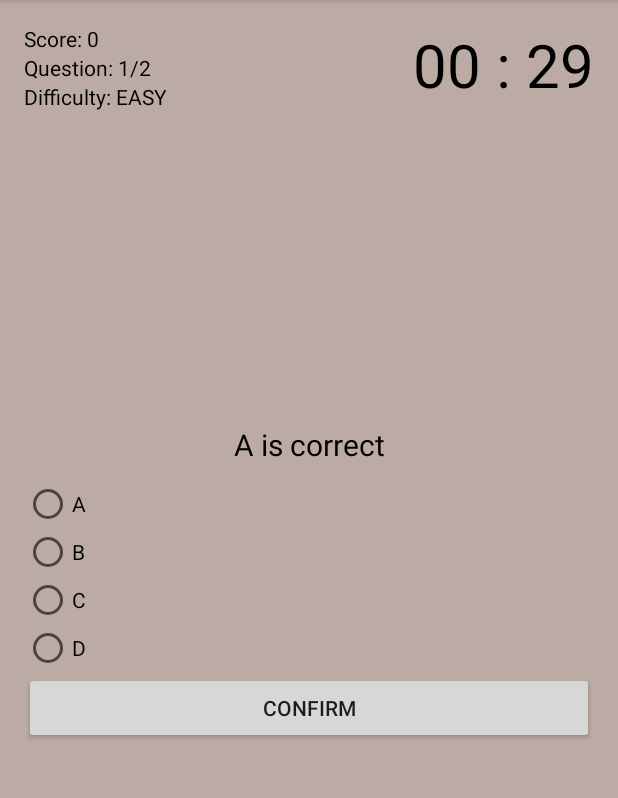
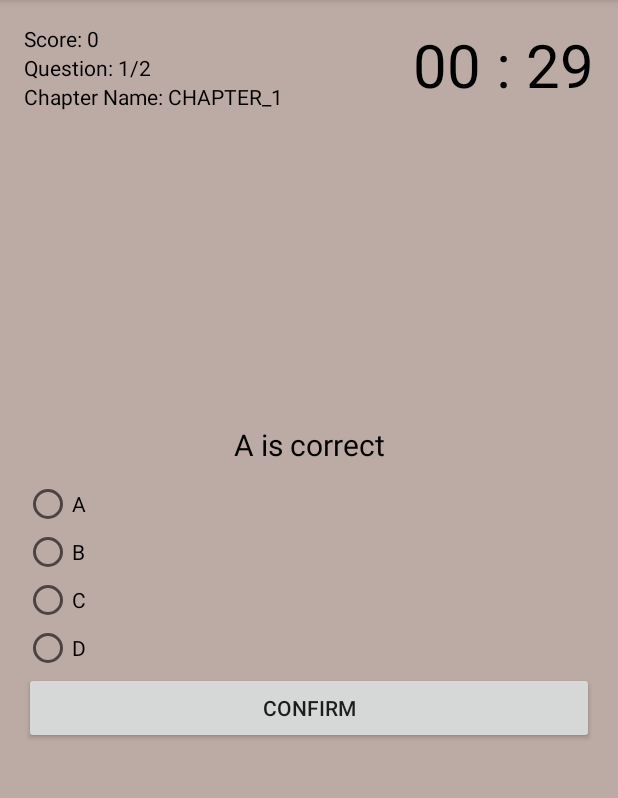
Before and after one commit to tanvirgeek/Quiz-App-Android, an Android app: the MainActivity screen opened directly, with no data from a screen before it, after a tap on "START QUIZ", on a phone screen of 412 x 824 dp, the part 84-882 px from its top. Run offline under Robolectric (Android 15) with nearby library versions, the phone set to English and light mode, and no system bars.

```diff
--- a/app/src/main/java/com/tanvirgeek/quizeexamapp/MainActivity.java
+++ b/app/src/main/java/com/tanvirgeek/quizeexamapp/MainActivity.java
@@ -19,23 +19,23 @@ public class MainActivity extends AppCompatActivity {
     private static final int REQUEST_CODE_QUIZ = 1;
     public static final String SHARED_PREFS = "sharedprefs";
     public static final String KEY_HIGHSCORE = "KEYHIGHSCORE";
-    public static final String EXTRADIFFICULTY = "extraDifficulty";
+    public static final String EXTRACHAPTER = "chapter";
 
     private TextView textViewHighScore;
     private int highScore;
-    private Spinner spinnerDifficulty ;
+    private Spinner spinnerChapter;
     @Override
     protected void onCreate(Bundle savedInstanceState) {
         super.onCreate(savedInstanceState);
         setContentView(R.layout.activity_main);
 
         textViewHighScore = findViewById(R.id.text_view_highscore);
-        spinnerDifficulty = findViewById(R.id.spinner_difficulty);
+        spinnerChapter = findViewById(R.id.spinner_chapter);
 
-        String[] difficultyLevels = Question.getAlldifficultyLevels();
-        ArrayAdapter<String> adapterDifficulty = new ArrayAdapter<String>(this,android.R.layout.simple_spinner_item,difficultyLevels);
-        spinnerDifficulty.setAdapter(adapterDifficulty);
-        adapterDifficulty.setDropDownViewResource(android.R.layout.simple_spinner_dropdown_item);
+        String[] chapters = Question.getAllChapterNames();
+        ArrayAdapter<String> adapterChapters = new ArrayAdapter<String>(this,android.R.layout.simple_spinner_item,chapters);
+        spinnerChapter.setAdapter(adapterChapters);
+        adapterChapters.setDropDownViewResource(android.R.layout.simple_spinner_dropdown_item);
         loadHighScore();
 
         Button buttonStartQuiz = findViewById(R.id.button_start_quiz);
@@ -49,10 +49,10 @@ public class MainActivity extends AppCompatActivity {
     }
 
     private void startQuiz(){
-        String difficulty = spinnerDifficulty.getSelectedItem().toString();
+        String difficulty = spinnerChapter.getSelectedItem().toString();
 
         Intent i = new Intent(MainActivity.this,QuizActivity.class);
-        i.putExtra(EXTRADIFFICULTY, difficulty);
+        i.putExtra(EXTRACHAPTER, difficulty);
         startActivityForResult(i,REQUEST_CODE_QUIZ);
     }
 
--- a/app/src/main/java/com/tanvirgeek/quizeexamapp/Question.java
+++ b/app/src/main/java/com/tanvirgeek/quizeexamapp/Question.java
@@ -5,28 +5,28 @@ import android.os.Parcelable;
 
 public class Question implements Parcelable{
 
-    public static final String DIFFICULTY_EASY = "EASY";
-    public static final String DIFFICULTY_MEDIUM = "MEDIUM";
-    public static final String DIFFICULTY_HARD = "HARD";
+    public static final String CHAPTER_1 = "CHAPTER_1";
+    public static final String CHAPTER_2 = "CHAPTER_2";
+    public static final String CHAPTER_3 = "CHAPTER_3";
     private String question;
     private String option1;
     private String option2;
     private String option3;
     private String option4;
     private int answerNo;
-    private String difficulty;
+    private String chapterName;
 
     public Question(){}
 
     public Question(String question, String option1, String option2, String option3,
-                    String option4, int answerNo, String difficulty) {
+                    String option4, int answerNo, String chapterName) {
         this.question = question;
         this.option1 = option1;
         this.option2 = option2;
         this.option3 = option3;
         this.option4 = option4;
         this.answerNo = answerNo;
-        this.difficulty = difficulty;
+        this.chapterName = chapterName;
     }
 
     protected Question(Parcel in) {
@@ -36,7 +36,7 @@ public class Question implements Parcelable{
         option3 = in.readString();
         option4 = in.readString();
         answerNo = in.readInt();
-        difficulty = in.readString();
+        chapterName = in.readString();
     }
 
     @Override
@@ -47,7 +47,7 @@ public class Question implements Parcelable{
         dest.writeString(option3);
         dest.writeString(option4);
         dest.writeInt(answerNo);
-        dest.writeString(difficulty);
+        dest.writeString(chapterName);
     }
 
     @Override
@@ -115,19 +115,19 @@ public class Question implements Parcelable{
         this.answerNo = answerNo;
     }
 
-    public String getDifficulty() {
-        return difficulty;
+    public String getChapterName() {
+        return chapterName;
     }
 
-    public void setDifficulty(String difficulty) {
-        this.difficulty = difficulty;
+    public void setChapterName(String difficulty) {
+        this.chapterName = difficulty;
     }
 
-    public static String[] getAlldifficultyLevels(){
+    public static String[] getAllChapterNames(){
         return new String[]{
-                DIFFICULTY_EASY,
-                DIFFICULTY_MEDIUM,
-                DIFFICULTY_HARD
+                CHAPTER_1,
+                CHAPTER_2,
+                CHAPTER_3
         };
     }
 }
--- a/app/src/main/java/com/tanvirgeek/quizeexamapp/QuizActivity.java
+++ b/app/src/main/java/com/tanvirgeek/quizeexamapp/QuizActivity.java
@@ -1,6 +1,5 @@
 package com.tanvirgeek.quizeexamapp;
 
-import androidx.annotation.NonNull;
 import androidx.appcompat.app.AppCompatActivity;
 
 import android.content.Intent;
@@ -8,7 +7,6 @@ import android.content.res.ColorStateList;
 import android.graphics.Color;
 import android.os.Bundle;
 import android.os.CountDownTimer;
-import android.os.PersistableBundle;
 import android.view.View;
 import android.widget.Button;
 import android.widget.RadioButton;
@@ -18,7 +16,6 @@ import android.widget.Toast;
 
 import java.util.ArrayList;
 import java.util.Collections;
-import java.util.List;
 import java.util.Locale;
 
 public class QuizActivity extends AppCompatActivity {
@@ -77,13 +74,13 @@ public class QuizActivity extends AppCompatActivity {
         getTextcolorDefaultCD = textViewCountDown.getTextColors();
 
         Intent intent = getIntent();
-        String difficulty = intent.getStringExtra(MainActivity.EXTRADIFFICULTY);
+        String chapterName = intent.getStringExtra(MainActivity.EXTRACHAPTER);
 
-        textViewDifficulty.setText("Difficulty: " + difficulty);
+        textViewDifficulty.setText("Chapter Name: " + chapterName);
 
         if (savedInstanceState == null) {
             QuizDbHelper dbHelper = new QuizDbHelper(this);
-            questionList = dbHelper.getQuestions(difficulty);
+            questionList = dbHelper.getQuestions(chapterName);
             questionCountTotal = questionList.size();
             Collections.shuffle(questionList);
 
--- a/app/src/main/java/com/tanvirgeek/quizeexamapp/QuizContract.java
+++ b/app/src/main/java/com/tanvirgeek/quizeexamapp/QuizContract.java
@@ -13,7 +13,7 @@ public final class QuizContract {
         public static final String COLUMN_OPTION3 = "options3";
         public static final String COLUMN_OPTION4 = "options4";
         public static final String COLUMN_ANSWERNO = "answers_no";
-        public static final String COLUMN_DIFFICULTY = "difficulty";
+        public static final String COLUMN_CHAPTERNAME = "chapterName";
 
     }
 }
--- a/app/src/main/java/com/tanvirgeek/quizeexamapp/QuizDbHelper.java
+++ b/app/src/main/java/com/tanvirgeek/quizeexamapp/QuizDbHelper.java
@@ -10,7 +10,6 @@ import android.database.sqlite.SQLiteStatement;
 import androidx.annotation.Nullable;
 
 import java.util.ArrayList;
-import java.util.List;
 
 import static com.tanvirgeek.quizeexamapp.QuizContract.*;
 
@@ -36,7 +35,7 @@ public class QuizDbHelper extends SQLiteOpenHelper {
                 QuestionsTable.COLUMN_OPTION3 + " TEXT, " +
                 QuestionsTable.COLUMN_OPTION4 + " TEXT, " +
                 QuestionsTable.COLUMN_ANSWERNO + " INTEGER, " +
-                QuestionsTable.COLUMN_DIFFICULTY + " TEXT " + ")";
+                QuestionsTable.COLUMN_CHAPTERNAME + " TEXT " + ")";
 
         final String SQL_CREATE_USER_TABLE = "CREATE TABLE if not exists \"user\" (\n" +
                 "\t\"ID\"\tINTEGER PRIMARY KEY AUTOINCREMENT,\n" +
@@ -76,18 +75,18 @@ public class QuizDbHelper extends SQLiteOpenHelper {
     }
 
     private void fillQuestionsTable(){
-        Question q1 = new Question("A is correct", "A", "B","C","D",1,Question.DIFFICULTY_EASY);
-        Question q2 = new Question("B is correct", "A", "B","C","D",2,Question.DIFFICULTY_HARD);
+        Question q1 = new Question("A is correct", "A", "B","C","D",1,Question.CHAPTER_1);
+        Question q2 = new Question("B is correct", "A", "B","C","D",2,Question.CHAPTER_3);
 
-        Question q3 = new Question("A is correct", "A", "B","C","D",1,Question.DIFFICULTY_MEDIUM);
-        Question q4 = new Question("B is correct", "A", "B","C","D",2,Question.DIFFICULTY_EASY);
+        Question q3 = new Question("A is correct", "A", "B","C","D",1,Question.CHAPTER_2);
+        Question q4 = new Question("B is correct", "A", "B","C","D",2,Question.CHAPTER_1);
         addQuestion(q1);
         addQuestion(q2);
         addQuestion(q3);
         addQuestion(q4);
     }
 
-    private void addQuestion(Question question){
+    public void addQuestion(Question question){
         ContentValues cv = new ContentValues();
         cv.put(QuestionsTable.COLUMN_QUESTIONS,question.getQuestion());
         cv.put(QuestionsTable.COLUMN_OPTION1,question.getOption1());
@@ -95,7 +94,7 @@ public class QuizDbHelper extends SQLiteOpenHelper {
         cv.put(QuestionsTable.COLUMN_OPTION3,question.getOption3());
         cv.put(QuestionsTable.COLUMN_OPTION4,question.getOption4());
         cv.put(QuestionsTable.COLUMN_ANSWERNO,question.getAnswerNo());
-        cv.put(QuestionsTable.COLUMN_DIFFICULTY,question.getDifficulty());
+        cv.put(QuestionsTable.COLUMN_CHAPTERNAME,question.getChapterName());
         db.insert(QuestionsTable.TABLE_NAME,null,cv);
     }
 
@@ -112,7 +111,7 @@ public class QuizDbHelper extends SQLiteOpenHelper {
                 q.setOption3(c.getString(c.getColumnIndex(QuestionsTable.COLUMN_OPTION3)));
                 q.setOption4(c.getString(c.getColumnIndex(QuestionsTable.COLUMN_OPTION4)));
                 q.setAnswerNo(c.getInt(c.getColumnIndex(QuestionsTable.COLUMN_ANSWERNO)));
-                q.setDifficulty(c.getString(c.getColumnIndex(QuestionsTable.COLUMN_DIFFICULTY)));
+                q.setChapterName(c.getString(c.getColumnIndex(QuestionsTable.COLUMN_CHAPTERNAME)));
                 questionList.add(q);
             }while(c.moveToNext());
         }
@@ -120,11 +119,11 @@ public class QuizDbHelper extends SQLiteOpenHelper {
         return questionList;
     }
 
-    public ArrayList<Question> getQuestions(String difficulty){
+    public ArrayList<Question> getQuestions(String chapterName){
         ArrayList<Question> questionList = new ArrayList<>();
         db = getReadableDatabase();
-        String[] selectionArgs = new String[]{difficulty};
-        Cursor c = db.rawQuery("SELECT * FROM " + QuestionsTable.TABLE_NAME + " WHERE " + QuestionsTable.COLUMN_DIFFICULTY + " = ?", selectionArgs);
+        String[] selectionArgs = new String[]{chapterName};
+        Cursor c = db.rawQuery("SELECT * FROM " + QuestionsTable.TABLE_NAME + " WHERE " + QuestionsTable.COLUMN_CHAPTERNAME + " = ?", selectionArgs);
         if(c.moveToFirst()){
             do{
                 Question q = new Question();
@@ -134,7 +133,7 @@ public class QuizDbHelper extends SQLiteOpenHelper {
                 q.setOption3(c.getString(c.getColumnIndex(QuestionsTable.COLUMN_OPTION3)));
                 q.setOption4(c.getString(c.getColumnIndex(QuestionsTable.COLUMN_OPTION4)));
                 q.setAnswerNo(c.getInt(c.getColumnIndex(QuestionsTable.COLUMN_ANSWERNO)));
-                q.setDifficulty(c.getString(c.getColumnIndex(QuestionsTable.COLUMN_DIFFICULTY)));
+                q.setChapterName(c.getString(c.getColumnIndex(QuestionsTable.COLUMN_CHAPTERNAME)));
                 questionList.add(q);
             }while(c.moveToNext());
         }
--- a/app/src/main/res/layout/activity_main.xml
+++ b/app/src/main/res/layout/activity_main.xml
@@ -37,7 +37,7 @@
         />
 
     <Spinner
-        android:id="@+id/spinner_difficulty"
+        android:id="@+id/spinner_chapter"
         android:layout_width="wrap_content"
         android:layout_height="wrap_content"
         android:layout_alignLeft="@+id/button_start_quiz"
```
Also changed, not shown: app/src/main/java/com/tanvirgeek/quizeexamapp/AdminActivity.java (+75 -0 lines).
